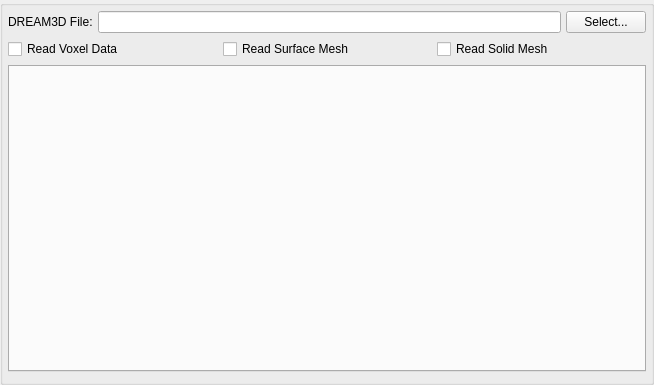
Qt form Source/FilterWidgets/DREAM3DLib/IOFiltersWidgets/QDataContainerReaderWidget.ui (BlueQuartzSoftware/DREAM3D) before a commit.
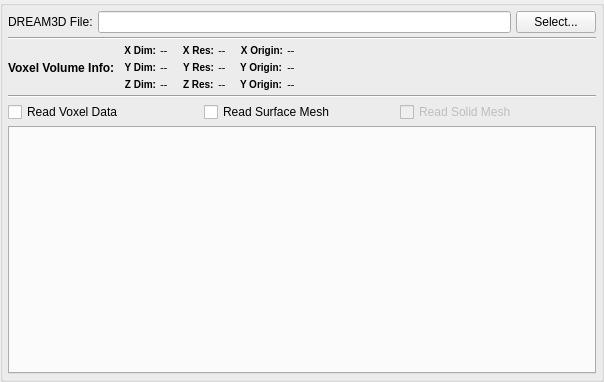
The same form after that commit. Custom widgets are drawn as their Qt base class.

Commit message: Adding Dimensions, Resolution and Origin to the GUI for the selected dream3d file

Patch:
```diff
--- a/Source/FilterWidgets/DREAM3DLib/IOFiltersWidgets/QDataContainerReaderWidget.ui
+++ b/Source/FilterWidgets/DREAM3DLib/IOFiltersWidgets/QDataContainerReaderWidget.ui
@@ -6,8 +6,8 @@
    <rect>
     <x>0</x>
     <y>0</y>
-    <width>654</width>
-    <height>385</height>
+    <width>604</width>
+    <height>382</height>
    </rect>
   </property>
   <property name="minimumSize">
@@ -23,18 +23,19 @@
    <string/>
   </property>
   <layout class="QGridLayout" name="gridLayout">
-   <property name="leftMargin">
-    <number>5</number>
+   <property name="verticalSpacing">
+    <number>4</number>
    </property>
-   <property name="topMargin">
+   <property name="margin">
     <number>5</number>
    </property>
-   <property name="rightMargin">
-    <number>5</number>
-   </property>
-   <property name="bottomMargin">
-    <number>10</number>
-   </property>
+   <item row="1" column="0">
+    <widget class="Line" name="line">
+     <property name="orientation">
+      <enum>Qt::Horizontal</enum>
+     </property>
+    </widget>
+   </item>
    <item row="0" column="0">
     <layout class="QHBoxLayout" name="horizontalLayout">
      <property name="spacing">
@@ -62,7 +63,7 @@
      </item>
     </layout>
    </item>
-   <item row="1" column="0">
+   <item row="4" column="0">
     <layout class="QHBoxLayout" name="horizontalLayout_3">
      <property name="topMargin">
       <number>0</number>
@@ -83,6 +84,9 @@
      </item>
      <item>
       <widget class="QCheckBox" name="m_ReadSolidMeshData">
+       <property name="enabled">
+        <bool>false</bool>
+       </property>
        <property name="text">
         <string>Read Solid Mesh</string>
        </property>
@@ -90,7 +94,7 @@
      </item>
     </layout>
    </item>
-   <item row="2" column="0">
+   <item row="5" column="0">
     <widget class="ArraySelectionWidget" name="arraySelectionWidget">
      <property name="sizePolicy">
       <sizepolicy hsizetype="Expanding" vsizetype="Expanding">
@@ -106,6 +110,493 @@
      </property>
     </widget>
    </item>
+   <item row="2" column="0">
+    <layout class="QGridLayout" name="gridLayout_2">
+     <property name="rightMargin">
+      <number>0</number>
+     </property>
+     <property name="spacing">
+      <number>4</number>
+     </property>
+     <item row="1" column="1">
+      <layout class="QFormLayout" name="formLayout_3">
+       <property name="fieldGrowthPolicy">
+        <enum>QFormLayout::AllNonFixedFieldsGrow</enum>
+       </property>
+       <property name="leftMargin">
+        <number>5</number>
+       </property>
+       <property name="rightMargin">
+        <number>5</number>
+       </property>
+       <item row="0" column="0">
+        <widget class="QLabel" name="label_13">
+         <property name="font">
+          <font>
+           <pointsize>-1</pointsize>
+           <weight>75</weight>
+           <bold>true</bold>
+          </font>
+         </property>
+         <property name="styleSheet">
+          <string notr="true">QLabel {
+font-weight: bold;
+font-size: 10px;
+}</string>
+         </property>
+         <property name="text">
+          <string>X Dim:</string>
+         </property>
+         <property name="alignment">
+          <set>Qt::AlignRight|Qt::AlignTrailing|Qt::AlignVCenter</set>
+         </property>
+        </widget>
+       </item>
+       <item row="0" column="1">
+        <widget class="QLabel" name="m_XDim">
+         <property name="font">
+          <font>
+           <pointsize>-1</pointsize>
+           <italic>true</italic>
+          </font>
+         </property>
+         <property name="styleSheet">
+          <string notr="true">QLabel {
+	font-size: 11px;
+	font-style: italic;
+}</string>
+         </property>
+         <property name="text">
+          <string>--</string>
+         </property>
+         <property name="scaledContents">
+          <bool>true</bool>
+         </property>
+        </widget>
+       </item>
+       <item row="1" column="0">
+        <widget class="QLabel" name="label_14">
+         <property name="font">
+          <font>
+           <pointsize>-1</pointsize>
+           <weight>75</weight>
+           <bold>true</bold>
+          </font>
+         </property>
+         <property name="styleSheet">
+          <string notr="true">QLabel {
+font-weight: bold;
+font-size: 10px;
+}</string>
+         </property>
+         <property name="text">
+          <string>Y Dim:</string>
+         </property>
+         <property name="alignment">
+          <set>Qt::AlignRight|Qt::AlignTrailing|Qt::AlignVCenter</set>
+         </property>
+        </widget>
+       </item>
+       <item row="1" column="1">
+        <widget class="QLabel" name="m_YDim">
+         <property name="font">
+          <font>
+           <pointsize>-1</pointsize>
+           <italic>true</italic>
+          </font>
+         </property>
+         <property name="styleSheet">
+          <string notr="true">QLabel {
+	font-size: 11px;
+	font-style: italic;
+}</string>
+         </property>
+         <property name="text">
+          <string>--</string>
+         </property>
+         <property name="scaledContents">
+          <bool>true</bool>
+         </property>
+        </widget>
+       </item>
+       <item row="2" column="0">
+        <widget class="QLabel" name="label_15">
+         <property name="font">
+          <font>
+           <pointsize>-1</pointsize>
+           <weight>75</weight>
+           <bold>true</bold>
+          </font>
+         </property>
+         <property name="styleSheet">
+          <string notr="true">QLabel {
+font-weight: bold;
+font-size: 10px;
+}</string>
+         </property>
+         <property name="text">
+          <string>Z Dim:</string>
+         </property>
+         <property name="alignment">
+          <set>Qt::AlignRight|Qt::AlignTrailing|Qt::AlignVCenter</set>
+         </property>
+        </widget>
+       </item>
+       <item row="2" column="1">
+        <widget class="QLabel" name="m_ZDim">
+         <property name="font">
+          <font>
+           <pointsize>-1</pointsize>
+           <italic>true</italic>
+          </font>
+         </property>
+         <property name="styleSheet">
+          <string notr="true">QLabel {
+	font-size: 11px;
+	font-style: italic;
+}</string>
+         </property>
+         <property name="text">
+          <string>--</string>
+         </property>
+         <property name="scaledContents">
+          <bool>true</bool>
+         </property>
+        </widget>
+       </item>
+      </layout>
+     </item>
+     <item row="1" column="2">
+      <layout class="QFormLayout" name="formLayout_4">
+       <property name="labelAlignment">
+        <set>Qt::AlignRight|Qt::AlignTrailing|Qt::AlignVCenter</set>
+       </property>
+       <property name="leftMargin">
+        <number>5</number>
+       </property>
+       <property name="rightMargin">
+        <number>5</number>
+       </property>
+       <item row="0" column="0">
+        <widget class="QLabel" name="label_16">
+         <property name="font">
+          <font>
+           <pointsize>-1</pointsize>
+           <weight>75</weight>
+           <bold>true</bold>
+          </font>
+         </property>
+         <property name="styleSheet">
+          <string notr="true">QLabel {
+font-weight: bold;
+font-size: 10px;
+}</string>
+         </property>
+         <property name="text">
+          <string>X Res:</string>
+         </property>
+         <property name="alignment">
+          <set>Qt::AlignRight|Qt::AlignTrailing|Qt::AlignVCenter</set>
+         </property>
+        </widget>
+       </item>
+       <item row="0" column="1">
+        <widget class="QLabel" name="m_XRes">
+         <property name="font">
+          <font>
+           <pointsize>-1</pointsize>
+           <italic>true</italic>
+          </font>
+         </property>
+         <property name="styleSheet">
+          <string notr="true">QLabel {
+	font-size: 11px;
+	font-style: italic;
+}</string>
+         </property>
+         <property name="text">
+          <string>--</string>
+         </property>
+         <property name="scaledContents">
+          <bool>true</bool>
+         </property>
+        </widget>
+       </item>
+       <item row="1" column="0">
+        <widget class="QLabel" name="label_17">
+         <property name="font">
+          <font>
+           <pointsize>-1</pointsize>
+           <weight>75</weight>
+           <bold>true</bold>
+          </font>
+         </property>
+         <property name="styleSheet">
+          <string notr="true">QLabel {
+font-weight: bold;
+font-size: 10px;
+}</string>
+         </property>
+         <property name="text">
+          <string>Y Res:</string>
+         </property>
+         <property name="alignment">
+          <set>Qt::AlignRight|Qt::AlignTrailing|Qt::AlignVCenter</set>
+         </property>
+        </widget>
+       </item>
+       <item row="1" column="1">
+        <widget class="QLabel" name="m_YRes">
+         <property name="font">
+          <font>
+           <pointsize>-1</pointsize>
+           <italic>true</italic>
+          </font>
+         </property>
+         <property name="styleSheet">
+          <string notr="true">QLabel {
+	font-size: 11px;
+	font-style: italic;
+}</string>
+         </property>
+         <property name="text">
+          <string>--</string>
+         </property>
+         <property name="scaledContents">
+          <bool>true</bool>
+         </property>
+        </widget>
+       </item>
+       <item row="2" column="0">
+        <widget class="QLabel" name="label_200">
+         <property name="font">
+          <font>
+           <pointsize>-1</pointsize>
+           <weight>75</weight>
+           <bold>true</bold>
+          </font>
+         </property>
+         <property name="styleSheet">
+          <string notr="true">QLabel {
+font-weight: bold;
+font-size: 10px;
+}</string>
+         </property>
+         <property name="text">
+          <string>Z Res:</string>
+         </property>
+        </widget>
+       </item>
+       <item row="2" column="1">
+        <widget class="QLabel" name="m_ZRes">
+         <property name="font">
+          <font>
+           <pointsize>-1</pointsize>
+           <italic>true</italic>
+          </font>
+         </property>
+         <property name="styleSheet">
+          <string notr="true">QLabel {
+	font-size: 11px;
+	font-style: italic;
+}</string>
+         </property>
+         <property name="text">
+          <string>--</string>
+         </property>
+         <property name="scaledContents">
+          <bool>true</bool>
+         </property>
+        </widget>
+       </item>
+      </layout>
+     </item>
+     <item row="1" column="3">
+      <layout class="QFormLayout" name="formLayout">
+       <property name="fieldGrowthPolicy">
+        <enum>QFormLayout::FieldsStayAtSizeHint</enum>
+       </property>
+       <property name="labelAlignment">
+        <set>Qt::AlignLeading|Qt::AlignLeft|Qt::AlignVCenter</set>
+       </property>
+       <property name="leftMargin">
+        <number>5</number>
+       </property>
+       <property name="rightMargin">
+        <number>5</number>
+       </property>
+       <item row="0" column="1">
+        <widget class="QLabel" name="m_XOrigin">
+         <property name="font">
+          <font>
+           <pointsize>-1</pointsize>
+           <italic>true</italic>
+          </font>
+         </property>
+         <property name="styleSheet">
+          <string notr="true">QLabel {
+	font-size: 11px;
+	font-style: italic;
+}</string>
+         </property>
+         <property name="text">
+          <string>--</string>
+         </property>
+         <property name="scaledContents">
+          <bool>true</bool>
+         </property>
+        </widget>
+       </item>
+       <item row="1" column="0">
+        <widget class="QLabel" name="label_54">
+         <property name="font">
+          <font>
+           <pointsize>-1</pointsize>
+           <weight>75</weight>
+           <bold>true</bold>
+          </font>
+         </property>
+         <property name="styleSheet">
+          <string notr="true">QLabel {
+font-weight: bold;
+font-size: 10px;
+}</string>
+         </property>
+         <property name="text">
+          <string>Y Origin:</string>
+         </property>
+         <property name="alignment">
+          <set>Qt::AlignRight|Qt::AlignTrailing|Qt::AlignVCenter</set>
+         </property>
+        </widget>
+       </item>
+       <item row="1" column="1">
+        <widget class="QLabel" name="m_YOrigin">
+         <property name="font">
+          <font>
+           <pointsize>-1</pointsize>
+           <italic>true</italic>
+          </font>
+         </property>
+         <property name="styleSheet">
+          <string notr="true">QLabel {
+	font-size: 11px;
+	font-style: italic;
+}</string>
+         </property>
+         <property name="text">
+          <string>--</string>
+         </property>
+         <property name="scaledContents">
+          <bool>true</bool>
+         </property>
+        </widget>
+       </item>
+       <item row="0" column="0">
+        <widget class="QLabel" name="label_7">
+         <property name="font">
+          <font>
+           <pointsize>-1</pointsize>
+           <weight>75</weight>
+           <bold>true</bold>
+          </font>
+         </property>
+         <property name="styleSheet">
+          <string notr="true">QLabel {
+font-weight: bold;
+font-size: 10px;
+}</string>
+         </property>
+         <property name="text">
+          <string>X Origin:</string>
+         </property>
+         <property name="alignment">
+          <set>Qt::AlignRight|Qt::AlignTrailing|Qt::AlignVCenter</set>
+         </property>
+        </widget>
+       </item>
+       <item row="2" column="1">
+        <widget class="QLabel" name="m_ZOrigin">
+         <property name="font">
+          <font>
+           <pointsize>-1</pointsize>
+           <italic>true</italic>
+          </font>
+         </property>
+         <property name="styleSheet">
+          <string notr="true">QLabel {
+	font-size: 11px;
+	font-style: italic;
+}</string>
+         </property>
+         <property name="text">
+          <string>--</string>
+         </property>
+         <property name="scaledContents">
+          <bool>true</bool>
+         </property>
+        </widget>
+       </item>
+       <item row="2" column="0">
+        <widget class="QLabel" name="label_24">
+         <property name="font">
+          <font>
+           <pointsize>-1</pointsize>
+           <weight>75</weight>
+           <bold>true</bold>
+          </font>
+         </property>
+         <property name="styleSheet">
+          <string notr="true">QLabel {
+font-weight: bold;
+font-size: 10px;
+}</string>
+         </property>
+         <property name="text">
+          <string>Y Origin:</string>
+         </property>
+         <property name="scaledContents">
+          <bool>false</bool>
+         </property>
+        </widget>
+       </item>
+      </layout>
+     </item>
+     <item row="1" column="4">
+      <spacer name="horizontalSpacer">
+       <property name="orientation">
+        <enum>Qt::Horizontal</enum>
+       </property>
+       <property name="sizeHint" stdset="0">
+        <size>
+         <width>40</width>
+         <height>20</height>
+        </size>
+       </property>
+      </spacer>
+     </item>
+     <item row="1" column="0">
+      <widget class="QLabel" name="label">
+       <property name="styleSheet">
+        <string notr="true">QLabel {
+font-weight: bold;
+font-size: 12px;
+}</string>
+       </property>
+       <property name="text">
+        <string>Voxel Volume Info:</string>
+       </property>
+      </widget>
+     </item>
+    </layout>
+   </item>
+   <item row="3" column="0">
+    <widget class="Line" name="line_2">
+     <property name="orientation">
+      <enum>Qt::Horizontal</enum>
+     </property>
+    </widget>
+   </item>
   </layout>
  </widget>
  <customwidgets>
```
The commit also changes 1 other file.
